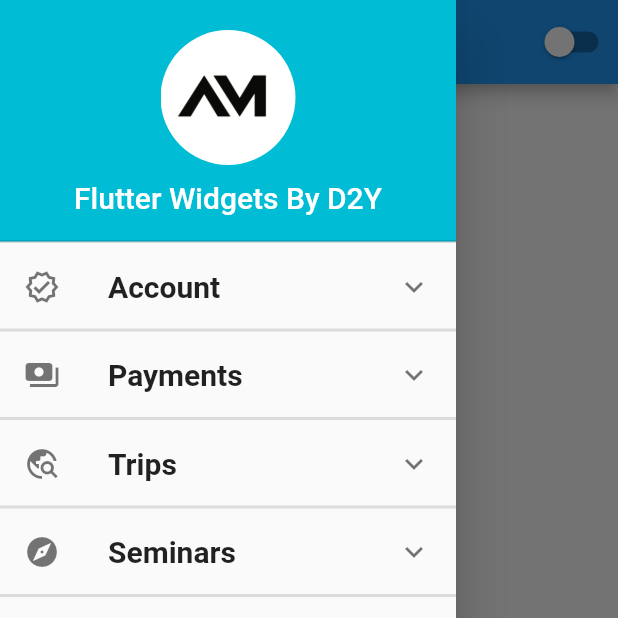
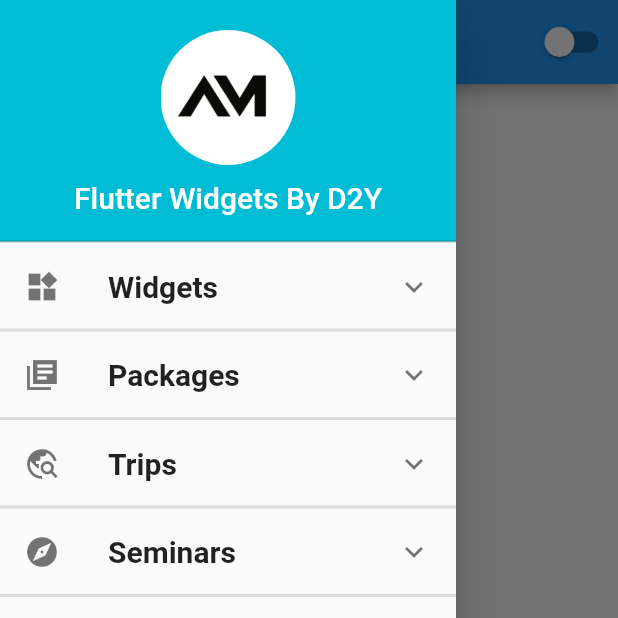
Before and after one commit to AdiMunawar31/d2yflutter, a Flutter app: the screen it shows after launch, with the side drawer open, on a phone screen of 412 x 824 dp, the top half of it. Run offline on Flutter 3.47's test engine with Material 2 defaults, Android fonts, the phone set to English and light mode, and no system bars.

Commit message:
implement widget container

```diff
--- a/lib/data/menu.dart
+++ b/lib/data/menu.dart
@@ -1,7 +1,7 @@
 //menu data list
 import 'package:flutter/material.dart';
 import 'package:flutter_widgets/screens/dashboard.dart';
-import 'package:flutter_widgets/screens/testing.dart';
+import 'package:flutter_widgets/screens/widgets/container.dart';
 
 List dataList = [
   //menu data item
@@ -14,20 +14,14 @@ List dataList = [
   //menu data item
   {
     "level": 0,
-    "icon": Icons.verified_outlined,
-    "title": "Account",
+    "icon": Icons.widgets,
+    "title": "Widgets",
     "children": [
       {
         "level": 1,
-        "icon": Icons.account_box,
-        "title": "Username",
-        "children": [
-          {
-            "title": "Change username",
-          },
-          {"title": "Reset Username"},
-          {"title": "History Of change"},
-        ],
+        "icon": Icons.check_box_outline_blank,
+        "title": "Container",
+        "screen": const MyContainer(),
       },
       {
         "level": 1,
@@ -48,8 +42,8 @@ List dataList = [
   //menu data item
   {
     "level": 0,
-    "icon": Icons.payments,
-    "title": "Payments",
+    "icon": Icons.library_books_sharp,
+    "title": "Packages",
     "children": [
       {
         "level": 1,
@@ -142,7 +136,7 @@ List dataList = [
     "title": "Favorite",
     "children": [
       {"level": 1, "icon": Icons.water, "title": "Swimming", "screen": Dashboard()},
-      {"level": 1, "icon": Icons.sports_football, "title": "Football", "screen": MyWidget()},
+      {"level": 1, "icon": Icons.sports_football, "title": "Football", "screen": Dashboard()},
       {"level": 1, "icon": Icons.movie, "title": "Movie", "screen": Dashboard()},
       {"level": 1, "icon": Icons.audiotrack, "title": "Singing", "screen": Dashboard()},
       {"level": 1, "icon": Icons.run_circle_outlined, "title": "Jogging", "screen": Dashboard()},
```
Also changed, not shown: lib/screens/testing.dart (deleted, +0 -16 lines), lib/screens/widgets/container.dart (added, +36 -0 lines).
